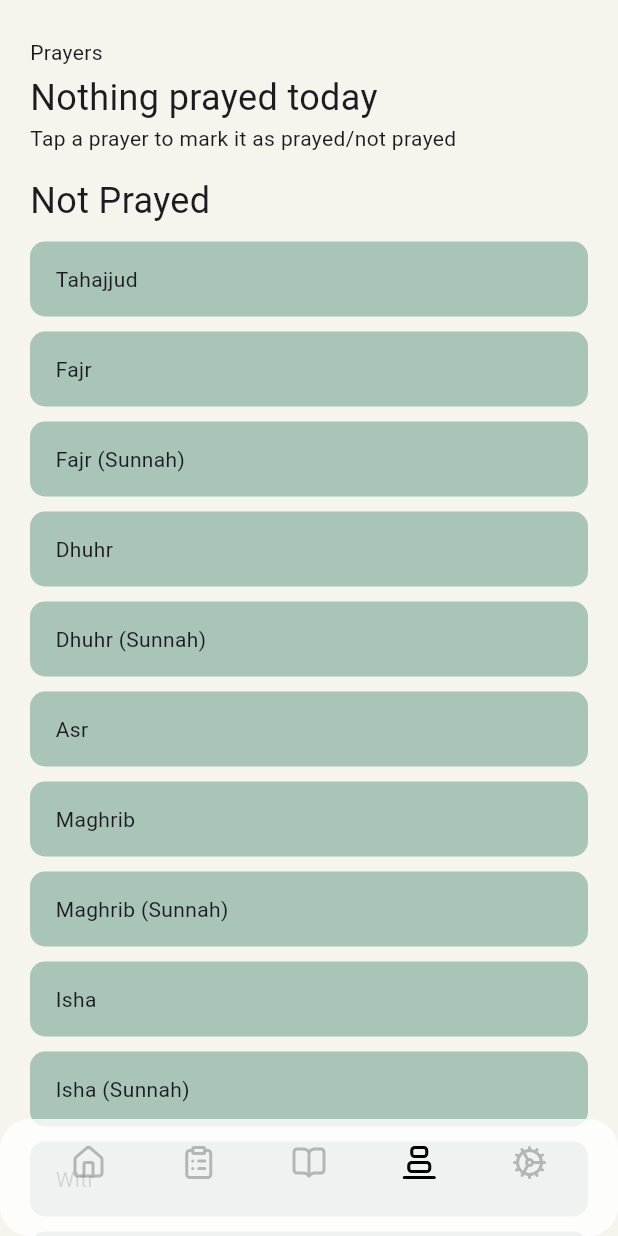
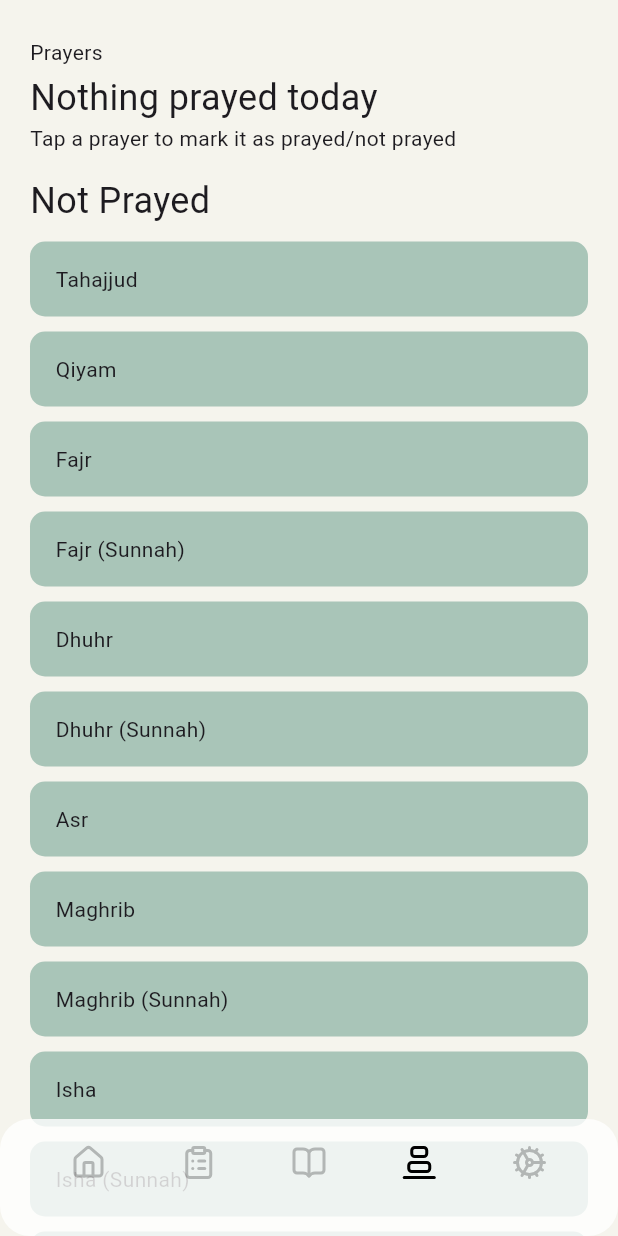
Before and after one commit to hkamran80/ramadan-taskminder, a Flutter app: the screen it shows after launch, item 4 of the bottom bar chosen, on a phone screen of 412 x 824 dp. Run offline on Flutter 3.47's test engine with Material 3 defaults, Android fonts, the light colour scheme and no system bars; our stand-ins replace go_router, google_fonts, hijri, hive_flutter, lucide_icons_flutter, package_info_plus and 1 more; missing offline and left inert: flutter_file_dialog, restart_app; accounts and stored records are empty; Roboto replaces fonts that are missing (Numans).

Commit message:
Add Qiyam

```diff
--- a/lib/prayers.dart
+++ b/lib/prayers.dart
@@ -1,5 +1,6 @@
 final List<String> allPrayers = [
   "Tahajjud",
+  "Qiyam",
   "Fajr",
   "Fajr (Sunnah)",
   "Dhuhr",
```
